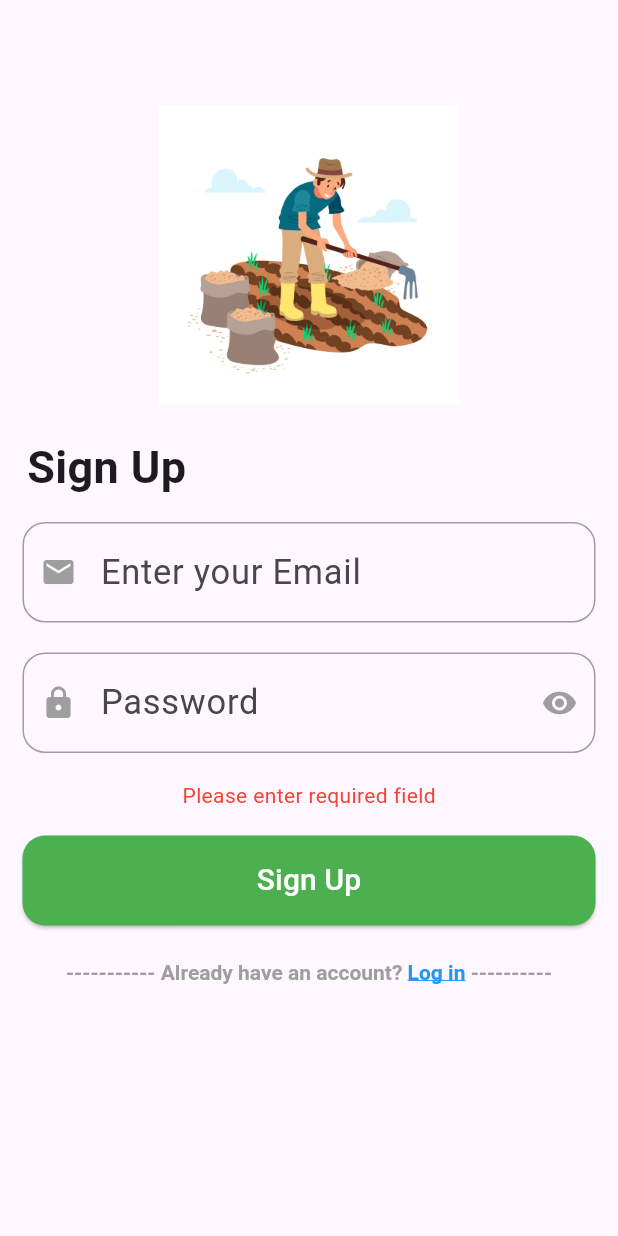
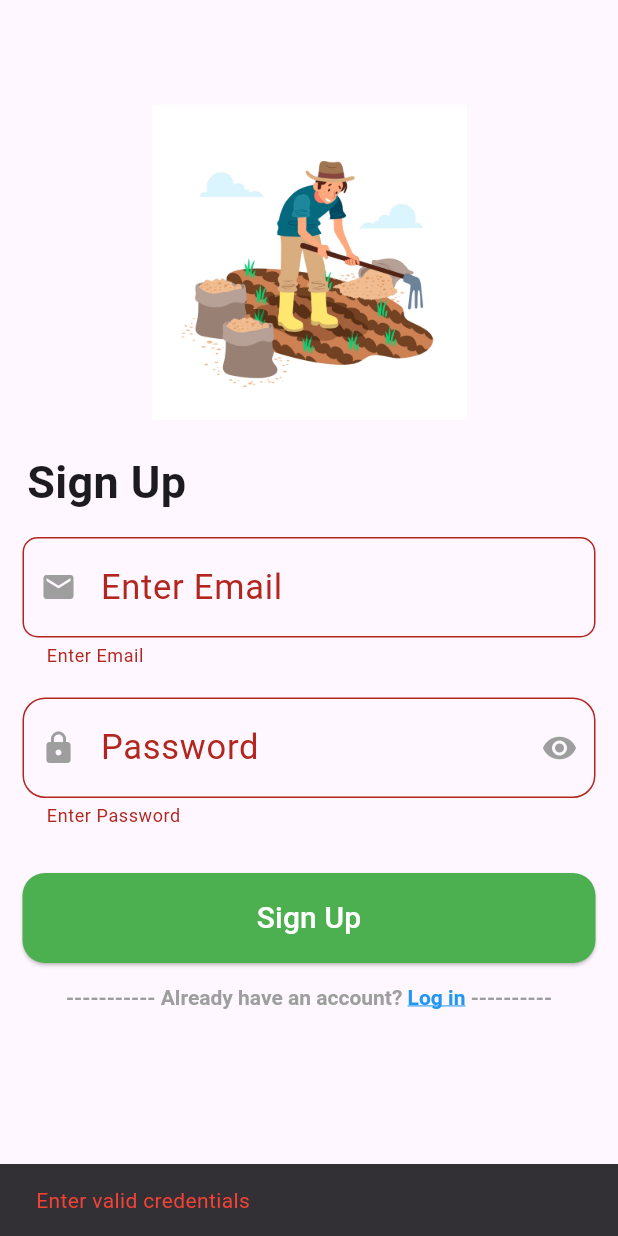
Before and after one commit to VD-Mahajan/Flutter_Collab, a Flutter app: the Register screen opened directly, after a tap on "Sign Up", on a phone screen of 412 x 824 dp. Run offline on Flutter 3.47's test engine with Material 3 defaults, Android fonts, the phone set to English and light mode, and no system bars; our stand-ins replace cloud_firestore, firebase_auth, firebase_core, google_nav_bar; accounts and stored records are empty; network calls fail.

Commit message:
gradle version changed to 8.6 and validation applied for login and registration

```diff
--- a/my_agri_app/lib/login_module/login.dart
+++ b/my_agri_app/lib/login_module/login.dart
@@ -103,25 +103,33 @@ class _LoginPageState extends State<LoginPage> {
                       const SizedBox(
                         height: 20,
                       ),
-
                       Padding(
                         padding: const EdgeInsets.symmetric(
-                          horizontal: 65,
+                          horizontal: 15,
                         ),
                         child: TextFormField(
                           controller: _emailController,
+                          maxLines: null,
                           textAlignVertical: TextAlignVertical.center,
                           decoration: InputDecoration(
                             prefixIcon: const Icon(
                               Icons.email_outlined,
                               color: Colors.grey,
                             ),
-                            hintText: 'Enter registered Email',
+                            label: const Text(
+                              "Enter Email",
+                              style: TextStyle(
+                                // color: Colors.grey,
+                                fontSize: 23,
+                                fontWeight: FontWeight.normal,
+                              ),
+                            ),
+                            // hintText: 'Enter Email',
                             border: OutlineInputBorder(
                               borderRadius: BorderRadius.circular(10),
                             ),
                             hintStyle: const TextStyle(
-                              color: Colors.grey,
+                              // color: Colors.grey,
                               fontSize: 23,
                               fontWeight: FontWeight.normal,
                             ),
@@ -131,7 +139,7 @@ class _LoginPageState extends State<LoginPage> {
                             fontWeight: FontWeight.normal,
                           ),
                           validator: (value) {
-                            if (value == null || value.isEmpty) {
+                            if (value == null || value.trim().isEmpty) {
                               return "Enter username";
                             } else {
                               return null;
@@ -139,18 +147,16 @@ class _LoginPageState extends State<LoginPage> {
                           },
                         ),
                       ),
-                      // ),
-                      // ),
                       const SizedBox(
                         height: 20,
                       ),
-
                       Padding(
                         padding: const EdgeInsets.symmetric(
-                          horizontal: 65,
+                          horizontal: 15,
                         ),
                         child: TextFormField(
                           obscureText: true,
+                          obscuringCharacter: '*',
                           controller: _passwordController,
                           textAlignVertical: TextAlignVertical.center,
                           decoration: InputDecoration(
@@ -162,12 +168,20 @@ class _LoginPageState extends State<LoginPage> {
                               Icons.remove_red_eye_outlined,
                               color: Colors.grey,
                             ),
-                            hintText: 'Enter password',
+                            label: const Text(
+                              "Enter password",
+                              style: TextStyle(
+                                // color: Colors.grey,
+                                fontSize: 23,
+                                fontWeight: FontWeight.normal,
+                              ),
+                            ),
+                            // hintText: 'Enter password',
                             border: OutlineInputBorder(
                               borderRadius: BorderRadius.circular(10),
                             ),
                             hintStyle: const TextStyle(
-                              color: Colors.grey,
+                              // color: Colors.grey,
                               fontSize: 23,
                               fontWeight: FontWeight.normal,
                             ),
@@ -177,7 +191,7 @@ class _LoginPageState extends State<LoginPage> {
                             fontWeight: FontWeight.normal,
                           ),
                           validator: (value) {
-                            if (value == null || value.isEmpty) {
+                            if (value == null || value.trim().isEmpty) {
                               return "Enter password";
                             } else {
                               return null;
@@ -185,28 +199,16 @@ class _LoginPageState extends State<LoginPage> {
                           },
                         ),
                       ),
-                      // SizedBox(
-                      //   height: 20,
-                      //   child: (_flag == null)
-                      //       ? const Text('')
-                      //       : (_flag == false)
-                      //           ? const Text(
-                      //               'Enter valid details',
-                      //               style: TextStyle(color: Colors.red),
-                      //             )
-                      //           : const Text(
-                      //               'Login successfuly',
-                      //               style: TextStyle(
-                      //                 color: Colors.green,
-                      //               ),
-                      //             ),
-                      // ),
                       const SizedBox(
-                        height: 20,
+                        height: 30,
                       ),
-                      SizedBox(
+                      Padding(
+                        padding: const EdgeInsets.symmetric(
+                          horizontal: 15,
+                        ),
+                        child: SizedBox(
                           height: 60,
-                        width: 260,
+                          width: double.infinity,
                           child: ElevatedButton(
                             style: ElevatedButton.styleFrom(
                               backgroundColor: Colors.green,
@@ -257,26 +259,13 @@ class _LoginPageState extends State<LoginPage> {
                                   ),
                                 );
                               }
-
-                            // setState(() {
-                            //   if (user != null) {
-                            //     _flag = true;
-                            //     Navigator.of(context).pushReplacement(
-                            //       MaterialPageRoute(
-                            //         builder: (context) =>
-                            //             const BottomNavBarWrapper(),
-                            //       ),
-                            //     );
-                            //   } else {
-                            //     _flag = false;
-                            //   }
-                            // });
                             },
                             child: const Text(
                               'Login',
                               style: TextStyle(
                                 fontSize: 20,
                                 color: Colors.white,
+                              ),
                             ),
                           ),
                         ),
--- a/my_agri_app/lib/login_module/register.dart
+++ b/my_agri_app/lib/login_module/register.dart
@@ -2,6 +2,7 @@ import 'package:cloud_firestore/cloud_firestore.dart';
 import 'package:firebase_auth/firebase_auth.dart';
 import 'package:flutter/gestures.dart';
 import 'package:flutter/material.dart';
+import 'package:flutter/widgets.dart';
 import 'package:my_agri_app/personal_details/profile.dart';
 
 class Register extends StatefulWidget {
@@ -12,11 +13,14 @@ class Register extends StatefulWidget {
 }
 
 class _RegisterState extends State<Register> {
+  //CONTROLLERS
   final TextEditingController _emailController = TextEditingController();
-  final FocusNode _phoneFocusNode = FocusNode();
+  final TextEditingController _passwordController = TextEditingController();
 
-  final TextEditingController _passwordController = TextEditingController();
-  final FocusNode _passwordFocusNode = FocusNode();
+  //GLOBALKEY
+  final GlobalKey<FormState> _formKey = GlobalKey<FormState>();
+
+  bool validated = false;
 
   UserCredential? userCredential;
 
@@ -41,9 +45,6 @@ class _RegisterState extends State<Register> {
   }
 
   registerUser(String email, String password) async {
-    if (email.isEmpty || password.isEmpty) {
-      result = true;
-    } else {
     try {
       userCredential = await FirebaseAuth.instance
           .createUserWithEmailAndPassword(email: email, password: password);
@@ -61,7 +62,6 @@ class _RegisterState extends State<Register> {
       flag = true;
     }
   }
-  }
 
   @override
   Widget build(BuildContext context) {
@@ -74,7 +74,7 @@ class _RegisterState extends State<Register> {
           Center(
             child: Image.asset(
               'assets/register.jpg',
-              height: 200,
+              height: 210,
             ),
           ),
           const SizedBox(
@@ -98,131 +98,155 @@ class _RegisterState extends State<Register> {
             ],
           ),
           Padding(
-            padding: const EdgeInsets.only(bottom: 8.0, left: 15, right: 15),
-            child: TextField(
+            padding: const EdgeInsets.symmetric(horizontal: 15),
+            child: Form(
+              key: _formKey,
+              child: Column(
+                children: [
+                  TextFormField(
                     controller: _emailController,
-              focusNode: _phoneFocusNode,
+                    maxLines: null,
                     decoration: InputDecoration(
-                prefixIcon: const Icon(Icons.mail),
-                hintText: "Enter your Email",
-                prefixIconColor: Colors.grey,
+                      prefixIcon: const Icon(
+                        Icons.mail,
+                        color: Colors.grey,
+                      ),
+                      // hintText: "Enter Email",
+                      label: const Text(
+                        "Enter Email",
+                        style: TextStyle(
+                          fontSize: 23,
+                          fontWeight: FontWeight.normal,
+                        ),
+                      ),
                       hintStyle: const TextStyle(
                         fontSize: 23,
                         fontWeight: FontWeight.normal,
                       ),
-                border: InputBorder.none,
-                enabledBorder: OutlineInputBorder(
-                  borderRadius: BorderRadius.circular(15),
-                  borderSide: const BorderSide(
-                    color: Colors.grey,
-                    width: 1,
+                      border: OutlineInputBorder(
+                        borderRadius: BorderRadius.circular(10),
                       ),
                     ),
-                focusedBorder: OutlineInputBorder(
-                  borderRadius: BorderRadius.circular(15),
-                  borderSide: const BorderSide(
+                    style: const TextStyle(
+                      fontSize: 23,
+                      fontWeight: FontWeight.normal,
+                    ),
+                    validator: (value) {
+                      if (value == null || value.isEmpty) {
+                        return "Enter Email";
+                      } else if (!value.endsWith("@gmail.com")) {
+                        return "Email format not supported";
+                      } else {
+                        return null;
+                      }
+                    },
+                  ),
+                  const SizedBox(
+                    height: 20,
+                  ),
+                  TextFormField(
+                    obscureText: true,
+                    obscuringCharacter: '*',
+                    controller: _passwordController,
+                    decoration: InputDecoration(
+                      prefixIcon: const Icon(
+                        Icons.lock,
                         color: Colors.grey,
-                    width: 2,
+                      ),
+                      // hintText: "Password",
+                      suffixIcon: IconButton(
+                        onPressed: () {},
+                        icon: const Icon(
+                          Icons.remove_red_eye,
+                          color: Colors.grey,
                         ),
                       ),
-              ),
-              // keyboardType: TextInputType.phone,
-              style: const TextStyle(
+                      label: const Text(
+                        "Password",
+                        style: TextStyle(
                           fontSize: 23,
+                          fontWeight: FontWeight.normal,
                         ),
                       ),
-          ),
-          //=========================================================
-          Padding(
-            padding: const EdgeInsets.only(
-                bottom: 8.0, left: 15, right: 15, top: 12),
-            child: TextField(
-              obscureText: true,
-              controller: _passwordController,
-              focusNode: _passwordFocusNode,
-              decoration: InputDecoration(
-                prefixIcon: const Icon(Icons.lock),
-                hintText: "Password",
-                suffixIcon: IconButton(
-                    onPressed: () {}, icon: const Icon(Icons.remove_red_eye)),
-                prefixIconColor: Colors.grey,
-                suffixIconColor: Colors.grey,
                       hintStyle: const TextStyle(
                         fontSize: 23,
                         fontWeight: FontWeight.normal,
                       ),
-                border: InputBorder.none,
-                enabledBorder: OutlineInputBorder(
+                      border: OutlineInputBorder(
                         borderRadius: BorderRadius.circular(15),
-                  borderSide: const BorderSide(
-                    color: Colors.grey,
-                    width: 1,
-                  ),
-                ),
-                focusedBorder: OutlineInputBorder(
-                  borderRadius: BorderRadius.circular(15),
-                  borderSide: const BorderSide(
-                    color: Colors.grey,
-                    width: 2,
-                  ),
                       ),
                     ),
                     keyboardType: TextInputType.text,
                     style: const TextStyle(
                       fontSize: 23,
+                      fontWeight: FontWeight.normal,
+                    ),
+                    validator: (value) {
+                      if (value == null || value.trim().isEmpty) {
+                        return "Enter Password";
+                      } else if (value.length < 6) {
+                        return "Password must contain 6 character";
+                      } else {
+                        return null;
+                      }
+                    },
+                  ),
+                  const SizedBox(
+                    height: 30,
+                  ),
+                ],
               ),
             ),
           ),
-          //=====================================================
-          Center(
-            child: (flag)
-                ? const SizedBox(
-                    height: 25,
-                    child: Text(
-                      'User already present',
+          Padding(
+            padding: const EdgeInsets.symmetric(horizontal: 15),
+            child: SizedBox(
+              height: 60,
+              width: double.infinity,
+              child: ElevatedButton(
+                onPressed: () {
+                  validated = _formKey.currentState!.validate();
+
+                  if (flag) {
+                    ScaffoldMessenger.of(context).showSnackBar(
+                      const SnackBar(
+                        content: Text(
+                          "User already present",
                           style: TextStyle(
-                        color: Colors.cyan,
+                            color: Colors.green,
                           ),
                         ),
-                  )
-                : const SizedBox(
-                    height: 10,
                       ),
+                    );
+                  } else if (validated) {
+                    ScaffoldMessenger.of(context).showSnackBar(
+                      const SnackBar(
+                        content: Text("Registration successful"),
                       ),
-          Center(
-            child: (result)
-                ? const SizedBox(
-                    height: 25,
-                    child: Text(
-                      'Please enter required field',
+                    );
+                    setState(() {
+                      registerUser(_emailController.text.toString(),
+                          _passwordController.text.toString());
+                    });
+                  } else {
+                    ScaffoldMessenger.of(context).showSnackBar(
+                      const SnackBar(
+                        content: Text(
+                          "Enter valid credentials",
                           style: TextStyle(
                             color: Colors.red,
                           ),
                         ),
-                  )
-                : const SizedBox(
-                    height: 10,
                       ),
-          ),
-
-          Padding(
-            padding: const EdgeInsets.only(
-                bottom: 8.0, left: 15, right: 15, top: 12),
-            child: SizedBox(
-              height: 60,
-              width: 360,
-              child: ElevatedButton(
-                onPressed: () {
-                  setState(() {
-                    registerUser(_emailController.text.toString(),
-                        _passwordController.text.toString());
-                  });
+                    );
+                  }
                 },
                 style: ElevatedButton.styleFrom(
                   backgroundColor: Colors.green,
                   shape: RoundedRectangleBorder(
                     borderRadius: BorderRadius.circular(15),
-                    )),
+                  ),
+                ),
                 child: const Text(
                   "Sign Up",
                   style: TextStyle(
@@ -233,11 +257,9 @@ class _RegisterState extends State<Register> {
               ),
             ),
           ),
-
           const SizedBox(
             height: 15,
           ),
-
           Center(
             child: RichText(
               text: TextSpan(
--- a/my_agri_app/lib/main.dart
+++ b/my_agri_app/lib/main.dart
@@ -31,8 +31,8 @@ class MainPage extends StatelessWidget {
       debugShowCheckedModeBanner: false,
       initialRoute: '/',
       routes: {
-        // '/': (context) => const Register(),
-        '/': (context) => const LoginPage(),
+        '/': (context) => const Register(),
+        // '/': (context) => const LoginPage(),
         // '/':(context) => const SeedsInformation(),
         '/login': (context) => const LoginPage(),
         '/profile': (context) => const PersonalDetails(),
```
Also changed, not shown: 2 other files. Lines whose indentation alone changed are shown as unchanged.
